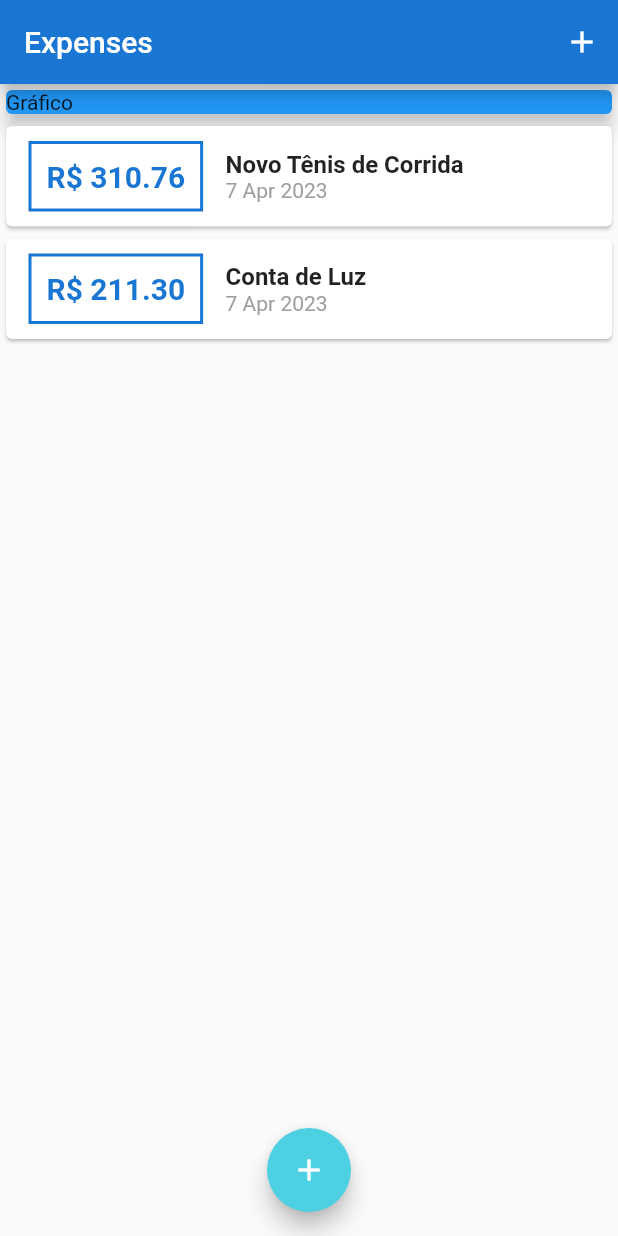
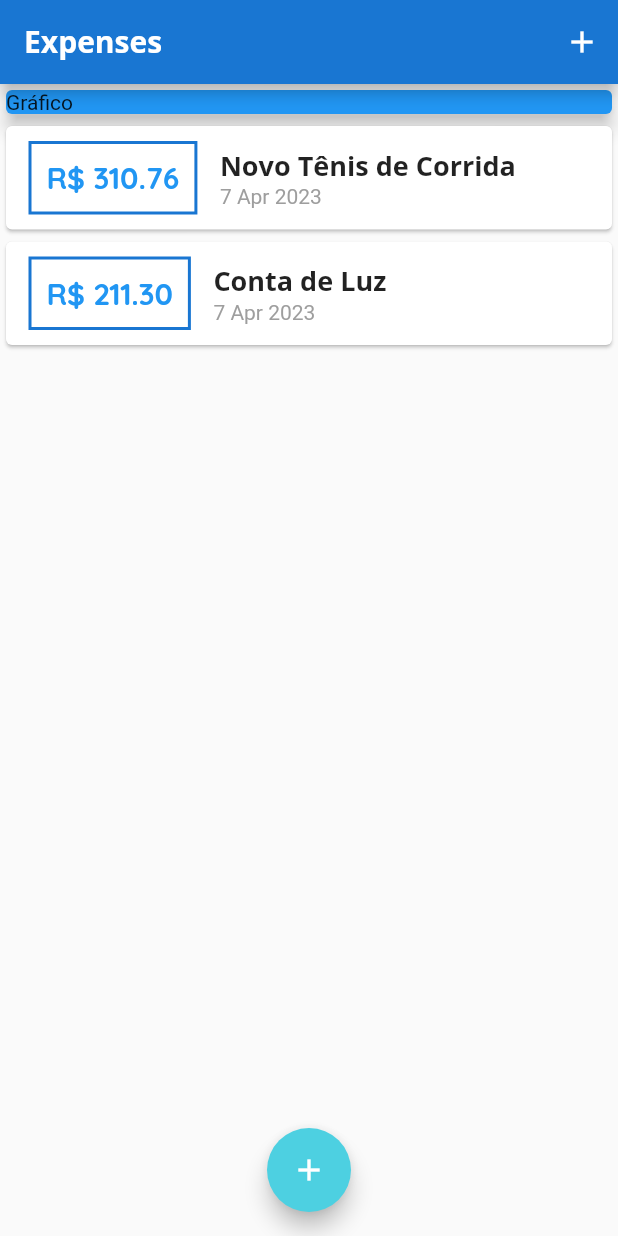
Before and after one commit to CharlesEdu07/ExpensesApp, a Flutter app: the screen it shows after launch, on a phone screen of 412 x 824 dp. Run offline on Flutter 3.47's test engine with Material 2 defaults, Android fonts, the phone set to English and light mode, and no system bars.

Commit message:
Alterando temas com cores e fontes

```diff
--- a/lib/components/transaction_list.dart
+++ b/lib/components/transaction_list.dart
@@ -32,21 +32,14 @@ class TransactionList extends StatelessWidget {
                   padding: const EdgeInsets.all(10),
                   child: Text(
                     "R\$ ${tr.value.toStringAsFixed(2)}",
-                    style: TextStyle(
-                      fontWeight: FontWeight.bold,
-                      fontSize: 20,
-                      color: Theme.of(context).colorScheme.primary,
-                    ),
+                    style: Theme.of(context).textTheme.titleLarge,
                   ),
                 ),
                 Column(
                   crossAxisAlignment: CrossAxisAlignment.start,
                   children: [
                     Text(tr.title,
-                        style: const TextStyle(
-                          fontSize: 16,
-                          fontWeight: FontWeight.bold,
-                        )),
+                        style: Theme.of(context).textTheme.titleMedium),
                     Text(
                       DateFormat('d MMM y').format(tr.date),
                       style: const TextStyle(
--- a/lib/main.dart
+++ b/lib/main.dart
@@ -11,18 +11,49 @@ class ExpensesApp extends StatelessWidget {
 
   @override
   Widget build(BuildContext context) {
-    final ThemeData theme = ThemeData();
-
     return MaterialApp(
         title: 'Expenses',
         home: const MyHomePage(),
-      theme: theme.copyWith(
-        colorScheme: theme.colorScheme.copyWith(
+        theme: ThemeData(
+          colorScheme: ColorScheme.fromSwatch().copyWith(
             primary: Colors.blue[700],
             secondary: Colors.cyan[300],
+          ),
+          appBarTheme: AppBarTheme(
+              toolbarTextStyle: ThemeData.light()
+                  .textTheme
+                  .copyWith(
+                    titleLarge: const TextStyle(
+                      fontFamily: 'OpenSans',
+                      fontSize: 20,
+                      fontWeight: FontWeight.bold,
+                    ),
                   )
+                  .bodyMedium,
+              titleTextStyle: ThemeData.light()
+                  .textTheme
+                  .copyWith(
+                    titleLarge: const TextStyle(
+                      fontFamily: 'OpenSans',
+                      fontSize: 20,
+                      fontWeight: FontWeight.bold,
+                    ),
                   )
-    );
+                  .titleLarge),
+          textTheme: ThemeData.light().textTheme.copyWith(
+                titleMedium: const TextStyle(
+                  fontFamily: 'OpenSans',
+                  fontSize: 18,
+                  fontWeight: FontWeight.bold,
+                ),
+                titleLarge: TextStyle(
+                  fontFamily: 'QuickSand',
+                  fontSize: 20,
+                  fontWeight: FontWeight.bold,
+                  color: ThemeData.light().colorScheme.primary,
+                ),
+              ),
+        ));
   }
 }
 
```
Also changed, not shown: pubspec.yaml (+11 -11 lines), assets/fonts/OpenSans-Bold.ttf (added), assets/fonts/OpenSans-Regular.ttf (added), assets/fonts/Quicksand-Bold.ttf (added), assets/fonts/Quicksand-Light.ttf (added), assets/fonts/Quicksand-Medium.ttf (added), assets/fonts/Quicksand-Regular.ttf (added). Lines whose indentation alone changed are shown as unchanged.
